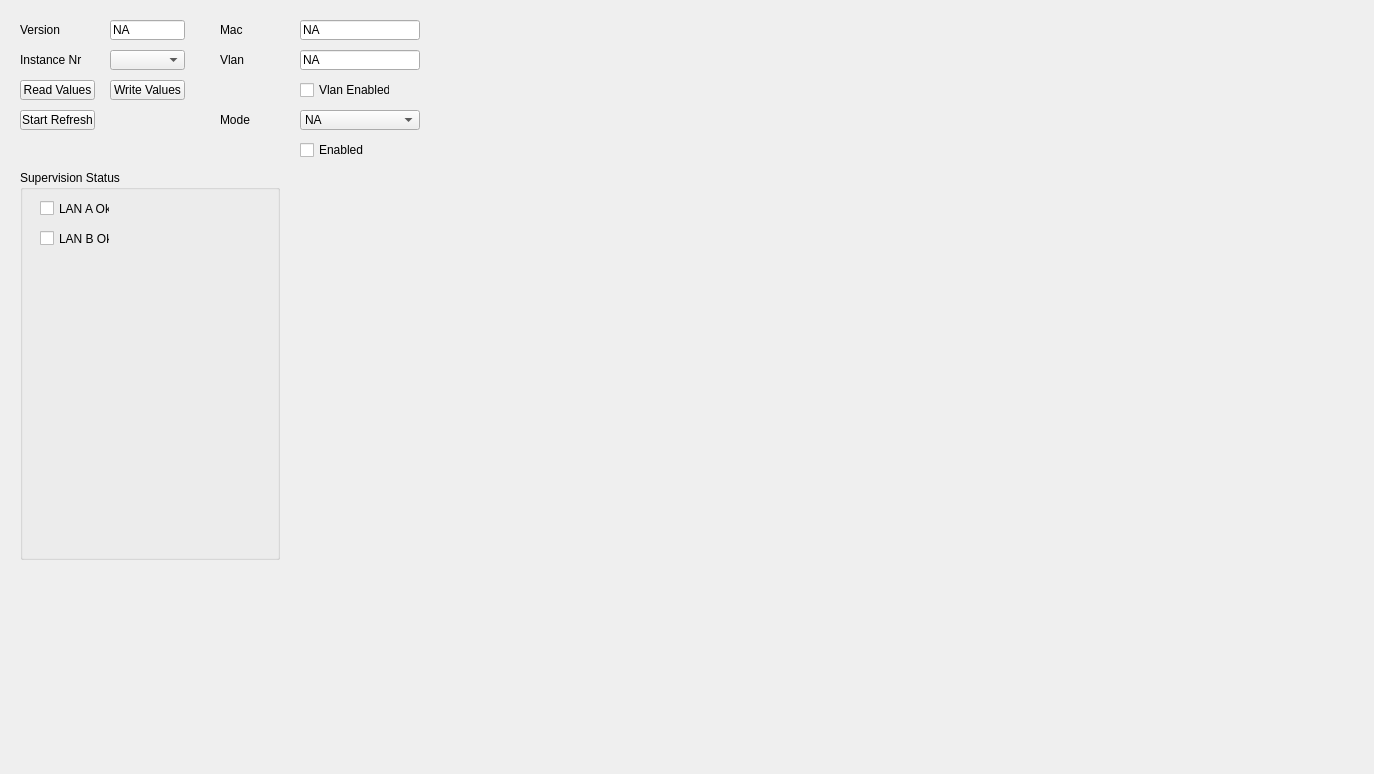
First picture: the form in UCM/Library/UniversalConfigurationManager/RedHsrPrpTab/Ucm_RedHsrPrpTab.ui, repository NetTimeLogic/UniversalConfigurationManager, before the edit.
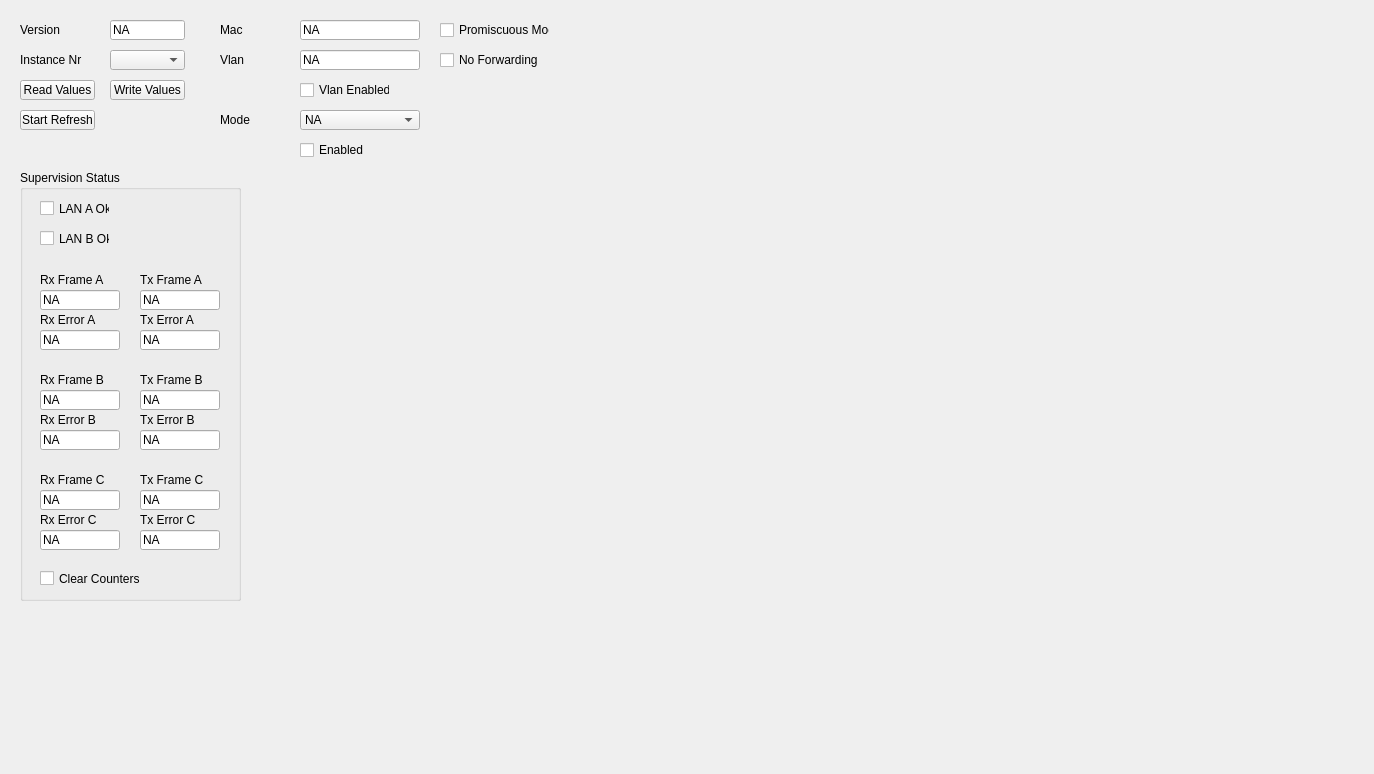
Second picture: the form after the edit.

```diff
--- a/UCM/Library/UniversalConfigurationManager/RedHsrPrpTab/Ucm_RedHsrPrpTab.ui
+++ b/UCM/Library/UniversalConfigurationManager/RedHsrPrpTab/Ucm_RedHsrPrpTab.ui
@@ -242,8 +242,8 @@
     <rect>
      <x>20</x>
      <y>170</y>
-     <width>260</width>
-     <height>390</height>
+     <width>221</width>
+     <height>431</height>
     </rect>
    </property>
    <property name="title">
@@ -284,6 +284,399 @@
      <bool>true</bool>
     </property>
    </widget>
+   <widget class="QLabel" name="RedHsrPrpTxErrorCLabel">
+    <property name="geometry">
+     <rect>
+      <x>120</x>
+      <y>340</y>
+      <width>70</width>
+      <height>20</height>
+     </rect>
+    </property>
+    <property name="text">
+     <string>Tx Error C</string>
+    </property>
+   </widget>
+   <widget class="QLineEdit" name="RedHsrPrpRxErrorCValue">
+    <property name="enabled">
+     <bool>true</bool>
+    </property>
+    <property name="geometry">
+     <rect>
+      <x>20</x>
+      <y>360</y>
+      <width>80</width>
+      <height>20</height>
+     </rect>
+    </property>
+    <property name="text">
+     <string>NA</string>
+    </property>
+   </widget>
+   <widget class="QLabel" name="RedHsrPrpTxFrameALabel">
+    <property name="geometry">
+     <rect>
+      <x>120</x>
+      <y>100</y>
+      <width>70</width>
+      <height>20</height>
+     </rect>
+    </property>
+    <property name="text">
+     <string>Tx Frame A</string>
+    </property>
+   </widget>
+   <widget class="QLineEdit" name="RedHsrPrpRxFrameCValue">
+    <property name="enabled">
+     <bool>true</bool>
+    </property>
+    <property name="geometry">
+     <rect>
+      <x>20</x>
+      <y>320</y>
+      <width>80</width>
+      <height>20</height>
+     </rect>
+    </property>
+    <property name="text">
+     <string>NA</string>
+    </property>
+   </widget>
+   <widget class="QLabel" name="RedHsrPrpRxErrorBLabel">
+    <property name="geometry">
+     <rect>
+      <x>20</x>
+      <y>240</y>
+      <width>70</width>
+      <height>20</height>
+     </rect>
+    </property>
+    <property name="text">
+     <string>Rx Error B</string>
+    </property>
+   </widget>
+   <widget class="QLabel" name="RedHsrPrpTxFrameCLabel">
+    <property name="geometry">
+     <rect>
+      <x>120</x>
+      <y>300</y>
+      <width>70</width>
+      <height>20</height>
+     </rect>
+    </property>
+    <property name="text">
+     <string>Tx Frame C</string>
+    </property>
+   </widget>
+   <widget class="QLineEdit" name="RedHsrPrpTxErrorBValue">
+    <property name="enabled">
+     <bool>true</bool>
+    </property>
+    <property name="geometry">
+     <rect>
+      <x>120</x>
+      <y>260</y>
+      <width>80</width>
+      <height>20</height>
+     </rect>
+    </property>
+    <property name="text">
+     <string>NA</string>
+    </property>
+   </widget>
+   <widget class="QLabel" name="RedHsrPrpRxErrorALabel">
+    <property name="geometry">
+     <rect>
+      <x>20</x>
+      <y>140</y>
+      <width>70</width>
+      <height>20</height>
+     </rect>
+    </property>
+    <property name="text">
+     <string>Rx Error A</string>
+    </property>
+   </widget>
+   <widget class="QLineEdit" name="RedHsrPrpRxFrameAValue">
+    <property name="enabled">
+     <bool>true</bool>
+    </property>
+    <property name="geometry">
+     <rect>
+      <x>20</x>
+      <y>120</y>
+      <width>80</width>
+      <height>20</height>
+     </rect>
+    </property>
+    <property name="text">
+     <string>NA</string>
+    </property>
+   </widget>
+   <widget class="QLineEdit" name="RedHsrPrpTxErrorAValue">
+    <property name="enabled">
+     <bool>true</bool>
+    </property>
+    <property name="geometry">
+     <rect>
+      <x>120</x>
+      <y>160</y>
+      <width>80</width>
+      <height>20</height>
+     </rect>
+    </property>
+    <property name="text">
+     <string>NA</string>
+    </property>
+   </widget>
+   <widget class="QLabel" name="RedHsrPrpRxFrameALabel">
+    <property name="geometry">
+     <rect>
+      <x>20</x>
+      <y>100</y>
+      <width>70</width>
+      <height>20</height>
+     </rect>
+    </property>
+    <property name="text">
+     <string>Rx Frame A</string>
+    </property>
+   </widget>
+   <widget class="QLineEdit" name="RedHsrPrpRxErrorAValue">
+    <property name="enabled">
+     <bool>true</bool>
+    </property>
+    <property name="geometry">
+     <rect>
+      <x>20</x>
+      <y>160</y>
+      <width>80</width>
+      <height>20</height>
+     </rect>
+    </property>
+    <property name="text">
+     <string>NA</string>
+    </property>
+   </widget>
+   <widget class="QLineEdit" name="RedHsrPrpTxFrameCValue">
+    <property name="enabled">
+     <bool>true</bool>
+    </property>
+    <property name="geometry">
+     <rect>
+      <x>120</x>
+      <y>320</y>
+      <width>80</width>
+      <height>20</height>
+     </rect>
+    </property>
+    <property name="text">
+     <string>NA</string>
+    </property>
+   </widget>
+   <widget class="QLabel" name="RedHsrPrpRxErrorCLabel">
+    <property name="geometry">
+     <rect>
+      <x>20</x>
+      <y>340</y>
+      <width>70</width>
+      <height>20</height>
+     </rect>
+    </property>
+    <property name="text">
+     <string>Rx Error C</string>
+    </property>
+   </widget>
+   <widget class="QLineEdit" name="RedHsrPrpTxFrameAValue">
+    <property name="enabled">
+     <bool>true</bool>
+    </property>
+    <property name="geometry">
+     <rect>
+      <x>120</x>
+      <y>120</y>
+      <width>80</width>
+      <height>20</height>
+     </rect>
+    </property>
+    <property name="text">
+     <string>NA</string>
+    </property>
+   </widget>
+   <widget class="QLineEdit" name="RedHsrPrpTxFrameBValue">
+    <property name="enabled">
+     <bool>true</bool>
+    </property>
+    <property name="geometry">
+     <rect>
+      <x>120</x>
+      <y>220</y>
+      <width>80</width>
+      <height>20</height>
+     </rect>
+    </property>
+    <property name="text">
+     <string>NA</string>
+    </property>
+   </widget>
+   <widget class="QLabel" name="RedHsrPrpTxErrorBLabel">
+    <property name="geometry">
+     <rect>
+      <x>120</x>
+      <y>240</y>
+      <width>70</width>
+      <height>20</height>
+     </rect>
+    </property>
+    <property name="text">
+     <string>Tx Error B</string>
+    </property>
+   </widget>
+   <widget class="QLabel" name="RedHsrPrpRxFrameBLabel">
+    <property name="geometry">
+     <rect>
+      <x>20</x>
+      <y>200</y>
+      <width>70</width>
+      <height>20</height>
+     </rect>
+    </property>
+    <property name="text">
+     <string>Rx Frame B</string>
+    </property>
+   </widget>
+   <widget class="QLabel" name="RedHsrPrpTxErrorALabel">
+    <property name="geometry">
+     <rect>
+      <x>120</x>
+      <y>140</y>
+      <width>70</width>
+      <height>20</height>
+     </rect>
+    </property>
+    <property name="text">
+     <string>Tx Error A</string>
+    </property>
+   </widget>
+   <widget class="QLabel" name="RedHsrPrpRxFrameCLabel">
+    <property name="geometry">
+     <rect>
+      <x>20</x>
+      <y>300</y>
+      <width>70</width>
+      <height>20</height>
+     </rect>
+    </property>
+    <property name="text">
+     <string>Rx Frame C</string>
+    </property>
+   </widget>
+   <widget class="QLineEdit" name="RedHsrPrpRxErrorBValue">
+    <property name="enabled">
+     <bool>true</bool>
+    </property>
+    <property name="geometry">
+     <rect>
+      <x>20</x>
+      <y>260</y>
+      <width>80</width>
+      <height>20</height>
+     </rect>
+    </property>
+    <property name="text">
+     <string>NA</string>
+    </property>
+   </widget>
+   <widget class="QLabel" name="RedHsrPrpTxFrameBLabel">
+    <property name="geometry">
+     <rect>
+      <x>120</x>
+      <y>200</y>
+      <width>70</width>
+      <height>20</height>
+     </rect>
+    </property>
+    <property name="text">
+     <string>Tx Frame B</string>
+    </property>
+   </widget>
+   <widget class="QLineEdit" name="RedHsrPrpRxFrameBValue">
+    <property name="enabled">
+     <bool>true</bool>
+    </property>
+    <property name="geometry">
+     <rect>
+      <x>20</x>
+      <y>220</y>
+      <width>80</width>
+      <height>20</height>
+     </rect>
+    </property>
+    <property name="text">
+     <string>NA</string>
+    </property>
+   </widget>
+   <widget class="QLineEdit" name="RedHsrPrpTxErrorCValue">
+    <property name="enabled">
+     <bool>true</bool>
+    </property>
+    <property name="geometry">
+     <rect>
+      <x>120</x>
+      <y>360</y>
+      <width>80</width>
+      <height>20</height>
+     </rect>
+    </property>
+    <property name="text">
+     <string>NA</string>
+    </property>
+   </widget>
+   <widget class="QCheckBox" name="RedHsrPrpClearCountersCheckBox">
+    <property name="enabled">
+     <bool>true</bool>
+    </property>
+    <property name="geometry">
+     <rect>
+      <x>20</x>
+      <y>400</y>
+      <width>101</width>
+      <height>17</height>
+     </rect>
+    </property>
+    <property name="text">
+     <string>Clear Counters</string>
+    </property>
+    <property name="checkable">
+     <bool>true</bool>
+    </property>
+   </widget>
+  </widget>
+  <widget class="QCheckBox" name="RedHsrPrpPromiscuousModeCheckBox">
+   <property name="geometry">
+    <rect>
+     <x>440</x>
+     <y>20</y>
+     <width>110</width>
+     <height>20</height>
+    </rect>
+   </property>
+   <property name="text">
+    <string>Promiscuous Mode</string>
+   </property>
+  </widget>
+  <widget class="QCheckBox" name="RedHsrPrpNoForwardingCheckBox">
+   <property name="geometry">
+    <rect>
+     <x>440</x>
+     <y>50</y>
+     <width>110</width>
+     <height>20</height>
+    </rect>
+   </property>
+   <property name="text">
+    <string>No Forwarding</string>
+   </property>
   </widget>
  </widget>
  <resources/>
```
